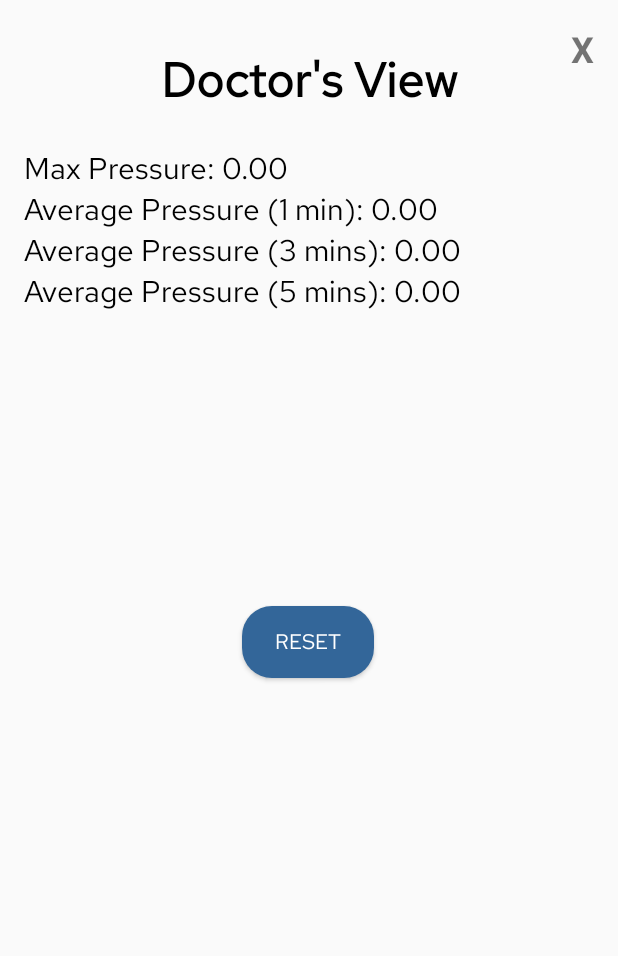
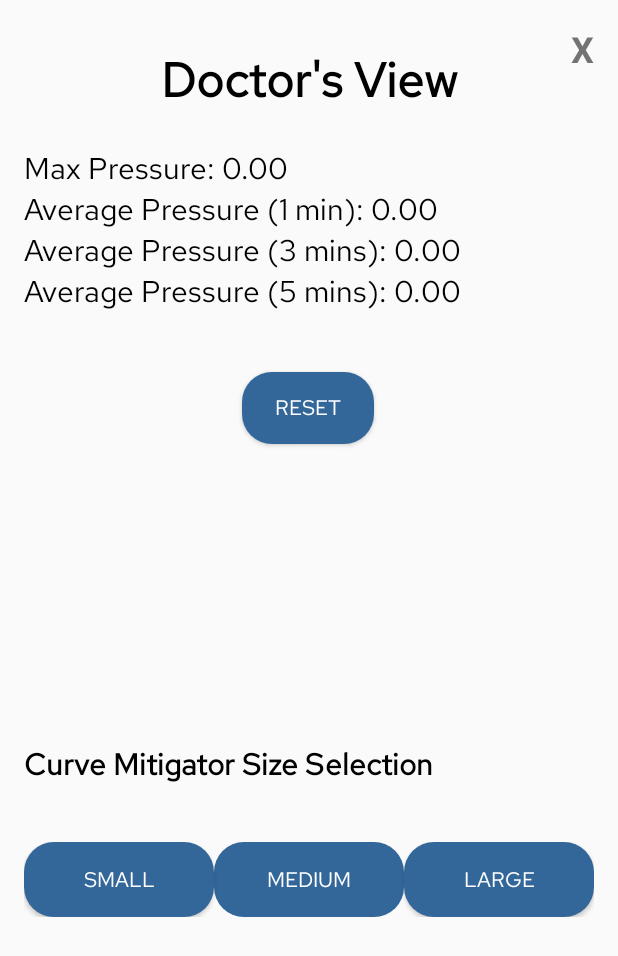
Before and after one commit to NathanLabiosa/PressureSensor, an Android app: the screen it shows after launch (DoctorViewActivity), after a tap on an icon or button, on a phone screen of 412 x 824 dp. Shown: the top 956 px of the screen. Run offline under Robolectric (Android 15) with nearby library versions, the phone set to English and light mode, and no system bars; our stand-ins replace Room's generated code.

Commit message:
Final Updates. Adding curve mitigator options, correlation curves and removing voltage display.

```diff
--- a/app/src/main/java/com/pressure_sensor/DoctorViewActivity.java
+++ b/app/src/main/java/com/pressure_sensor/DoctorViewActivity.java
@@ -4,6 +4,7 @@ import android.os.Bundle;
 import android.os.Handler;
 import androidx.appcompat.app.AppCompatActivity;
 
+import android.util.Log;
 import android.widget.Button;
 import android.widget.TextView;
 
@@ -15,7 +16,7 @@ import java.util.concurrent.Executors;
 public class DoctorViewActivity extends AppCompatActivity {
 
     private TextView maxPressureTextView, avg1MinTextView, avg3MinTextView, avg5MinTextView;
-    private Button resetButton;
+    private Button resetButton, smallBtn, mediumBtn, largeBtn;
     private TextView closeButton;
     private long baselineTime;  // This will be our starting point for queries
 
@@ -51,9 +52,37 @@ public class DoctorViewActivity extends AppCompatActivity {
         // Set up the close button to finish the activity and return to the main screen
         closeButton.setOnClickListener(v -> finish());
 
+        smallBtn  = findViewById(R.id.smallMitBtn);
+        mediumBtn = findViewById(R.id.mediumMitBtn);
+        largeBtn  = findViewById(R.id.largeMitBtn);
+
+// initialize highlighting
+        updateMitigatorButtons();
+
+        smallBtn.setOnClickListener(v -> {
+            MitigatorSettings.setCurrent(MitigatorSettings.Type.SMALL);
+            updateMitigatorButtons();
+        });
+        mediumBtn.setOnClickListener(v -> {
+            MitigatorSettings.setCurrent(MitigatorSettings.Type.MEDIUM);
+            updateMitigatorButtons();
+        });
+        largeBtn.setOnClickListener(v -> {
+            MitigatorSettings.setCurrent(MitigatorSettings.Type.LARGE);
+            updateMitigatorButtons();
+        });
+
         // Start periodic updates
         handler.post(updateRunnable);
     }
+
+    private void updateMitigatorButtons() {
+        MitigatorSettings.Type sel = MitigatorSettings.getCurrent();
+        smallBtn.setEnabled(sel != MitigatorSettings.Type.SMALL);
+        mediumBtn.setEnabled(sel != MitigatorSettings.Type.MEDIUM);
+        largeBtn.setEnabled(sel != MitigatorSettings.Type.LARGE);
+    }
+
 
     @Override
     protected void onDestroy() {
--- /dev/null
+++ b/app/src/main/java/com/pressure_sensor/MitigatorSettings.java
@@ -0,0 +1,9 @@
+package com.pressure_sensor;
+
+public class MitigatorSettings {
+    public enum Type { SMALL, MEDIUM, LARGE }
+    private static Type current = Type.MEDIUM;      // default
+
+    public static void setCurrent(Type t) { current = t; }
+    public static Type getCurrent()       { return current; }
+}
--- a/app/src/main/java/com/pressure_sensor/SemicircleGaugeView.java
+++ b/app/src/main/java/com/pressure_sensor/SemicircleGaugeView.java
@@ -13,8 +13,8 @@ public class SemicircleGaugeView extends View {
     private float maxPressure = 10000f; // e.g., 10,000 as the max
 
     // Cutoffs for each zone
-    private float greenCutoff = 600f;
-    private float yellowCutoff = 6000f;
+    private float greenCutoff = 666f;
+    private float yellowCutoff = 6666f;
 
     public SemicircleGaugeView(Context context, AttributeSet attrs) {
         super(context, attrs);
--- a/app/src/main/res/layout/doctor_view.xml
+++ b/app/src/main/res/layout/doctor_view.xml
@@ -90,7 +90,7 @@
         android:id="@+id/resetButton"
         android:layout_width="wrap_content"
         android:layout_height="wrap_content"
-        android:layout_marginTop="196dp"
+        android:layout_marginTop="40dp"
         android:text="Reset"
         app:layout_constraintEnd_toEndOf="parent"
         app:layout_constraintHorizontal_bias="0.498"
@@ -100,4 +100,58 @@
         android:fontFamily="@font/red_hat_regular"
         android:textColor="@color/white"/>
 
+    <TextView
+        android:id="@+id/mitigatorTextView"
+        android:layout_width="279dp"
+        android:layout_height="25dp"
+        android:layout_marginTop="200dp"
+        android:fontFamily="@font/red_hat_regular"
+        android:text="Curve Mitigator Size Selection"
+        android:textColor="@color/text_black"
+        android:textSize="20sp"
+        android:textStyle="bold"
+        app:layout_constraintTop_toBottomOf="@id/resetButton"
+        tools:layout_editor_absoluteX="49dp" />
+
+    <LinearLayout
+        android:layout_width="match_parent"
+        android:layout_height="wrap_content"
+        android:orientation="horizontal"
+        android:gravity="center"
+        android:layout_marginTop="40dp"
+        android:spacing="16dp"
+        app:layout_constraintTop_toBottomOf="@id/mitigatorTextView"
+        >
+
+        <Button
+            android:id="@+id/smallMitBtn"
+            android:layout_width="0dp"
+            android:layout_weight="1"
+            android:layout_height="50dp"
+            android:text="Small"
+            style="@style/CustomPainButton"
+            android:fontFamily="@font/red_hat_regular"
+            android:textColor="@color/white"/>
+
+        <Button
+            android:id="@+id/mediumMitBtn"
+            android:layout_width="0dp"
+            android:layout_weight="1"
+            android:layout_height="50dp"
+            android:text="Medium"
+            style="@style/CustomPainButton"
+            android:fontFamily="@font/red_hat_regular"
+            android:textColor="@color/white"/>
+
+        <Button
+            android:id="@+id/largeMitBtn"
+            android:layout_width="0dp"
+            android:layout_weight="1"
+            android:layout_height="50dp"
+            android:text="Large"
+            style="@style/CustomPainButton"
+            android:fontFamily="@font/red_hat_regular"
+            android:textColor="@color/white"/>
+    </LinearLayout>
+
 </androidx.constraintlayout.widget.ConstraintLayout>
```
Also changed, not shown: app/src/main/java/com/pressure_sensor/MainActivity.java (+28 -29 lines).
